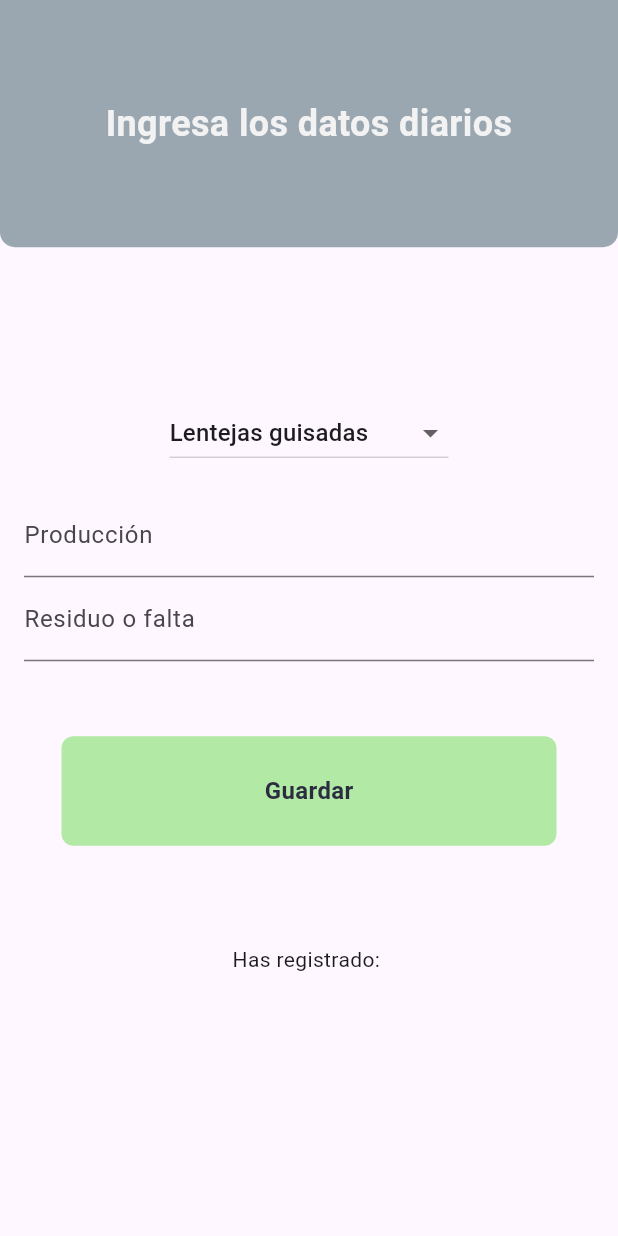
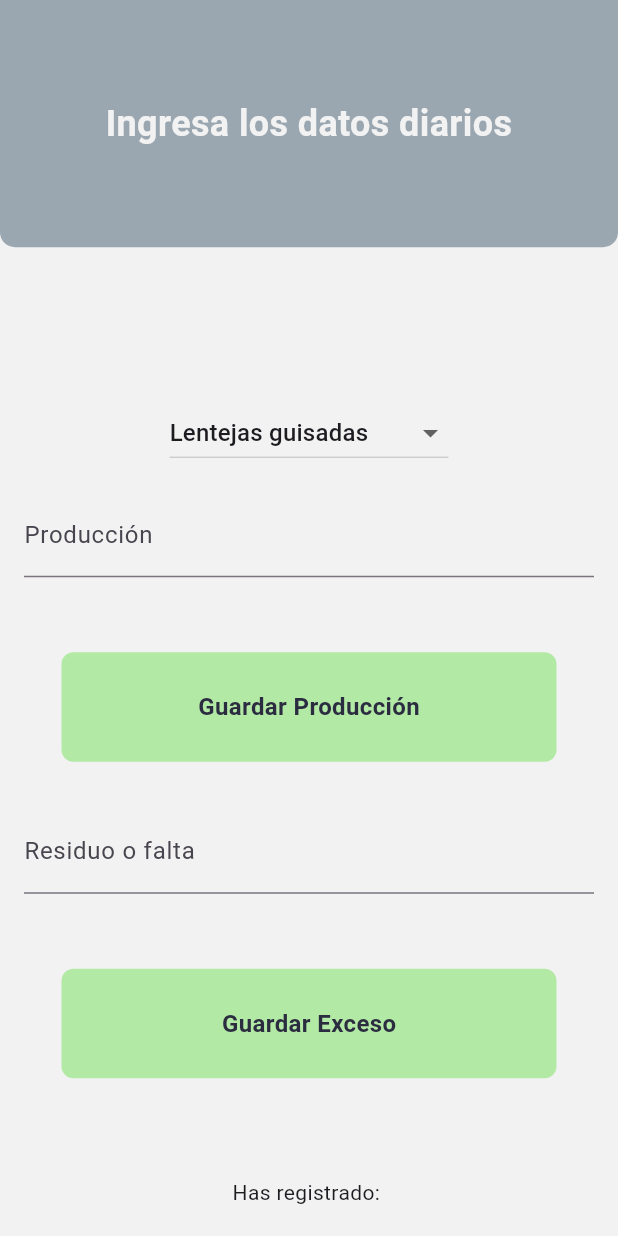
Before and after one commit to PabloMP124/foodex, a Flutter app: the MenuPage screen opened directly, after a tap on "Ingresar datos", on a phone screen of 412 x 824 dp. Run offline on Flutter 3.47's test engine with Material 3 defaults, Android fonts, the light colour scheme and no system bars; our stand-ins replace fl_chart.

Commit message:
"cositas"

```diff
--- a/lib/pages/menu_page.dart
+++ b/lib/pages/menu_page.dart
@@ -29,7 +29,7 @@ class MenuPage extends StatelessWidget {
                 mainAxisAlignment: MainAxisAlignment.center,
                 children: [
                   Text(
-                    'Menu de administrador',
+                    'Menú de administrador',
                     style: TextStyle(
                       fontSize: 24,
                       fontWeight: FontWeight.bold,
--- a/lib/pages/registry_page.dart
+++ b/lib/pages/registry_page.dart
@@ -16,51 +16,88 @@ class _RegistryPageState extends State<RegistryPage> {
   TextEditingController excessController = TextEditingController();
 
   // Function to update values in the map
-  void updateValues(String dish, double production, double excess) {
+  void updateValues(String dish, {double? production, double? excess}) {
     setState(() {
-      dishValues[dish] = {'production': production, 'excess': excess};
+      // Get the existing values for the dish
+      Map<String, double> existingValues = dishValues[dish] ?? {'production': 0.0, 'excess': 0.0};
+
+      // Update only the provided values
+      if (production != null) {
+        existingValues['production'] = production;
+      }
+
+      if (excess != null) {
+        existingValues['excess'] = excess;
+      }
+
+      // Update the map with the modified values
+      dishValues[dish] = existingValues;
     });
   }
 
-  // Function to build the form
-  Widget buildForm() {
+
+ Widget buildProductionForm() {
     return Column(
       children: [
-        // Add text fields for production and excess
+        // Add text field for production
         TextField(
           controller: productionController,
           keyboardType: TextInputType.number,
           decoration: InputDecoration(labelText: 'Producción'),
         ),
+        // Add a button to submit the production value
+        const SizedBox(height: 50),
+        MyButton(
+          onTap: () {
+            // Get the selected dish
+            String selectedDish = dishDropdownValue;
+
+            // Get production value from the text field
+            double production = double.parse(productionController.text);
+
+            // Update production value in the map
+            updateValues(selectedDish, production: production);
+
+            // Clear the production text field
+            productionController.clear();
+          },
+          buttonText: "Guardar Producción",
+        ),
+      ],
+    );
+  }
+
+  Widget buildExcessForm() {
+    return Column(
+      children: [
+        // Add text field for excess
         TextField(
           controller: excessController,
           keyboardType: TextInputType.numberWithOptions(signed: true),
           // Allow negative numbers
           decoration: InputDecoration(labelText: 'Residuo o falta'),
         ),
-        // Add a button to submit the form
-        const SizedBox( height: 50),
-        MyButton(onTap: () {
+        // Add a button to submit the excess value
+        const SizedBox(height: 50),
+        MyButton(
+          onTap: () {
             // Get the selected dish
             String selectedDish = dishDropdownValue;
 
-            // Get production and excess values from text fields
-            double production = double.parse(productionController.text);
+            // Get excess value from the text field
             double excess = double.parse(excessController.text);
 
-            // Update values in the map
-            updateValues(selectedDish, production, excess);
+            // Update excess value in the map
+            updateValues(selectedDish, excess: excess);
 
-            // Clear text fields
-            productionController.clear();
+            // Clear the excess text field
             excessController.clear();
           },
-         buttonText: "Guardar"
-         ),
+          buttonText: "Guardar Exceso",
+        ),
       ],
     );
   }
-
   // Dropdown menu items for dishes
   List<String> dishes = [
     'Lentejas guisadas',
@@ -98,6 +135,7 @@ class _RegistryPageState extends State<RegistryPage> {
   @override
   Widget build(BuildContext context) {
     return Scaffold(
+      backgroundColor: Color(0xfff2f2f2),
       body: SingleChildScrollView(
         child: Column(
           children: [
@@ -145,7 +183,11 @@ class _RegistryPageState extends State<RegistryPage> {
             // Display the form
             Padding(
               padding: const EdgeInsets.all(16.0),
-              child: buildForm(),
+              child: buildProductionForm(),
+            ),
+            Padding(
+              padding: const EdgeInsets.all(16.0),
+              child: buildExcessForm(),
             ),
             // Display the stored values
             const SizedBox(height: 50),
```
